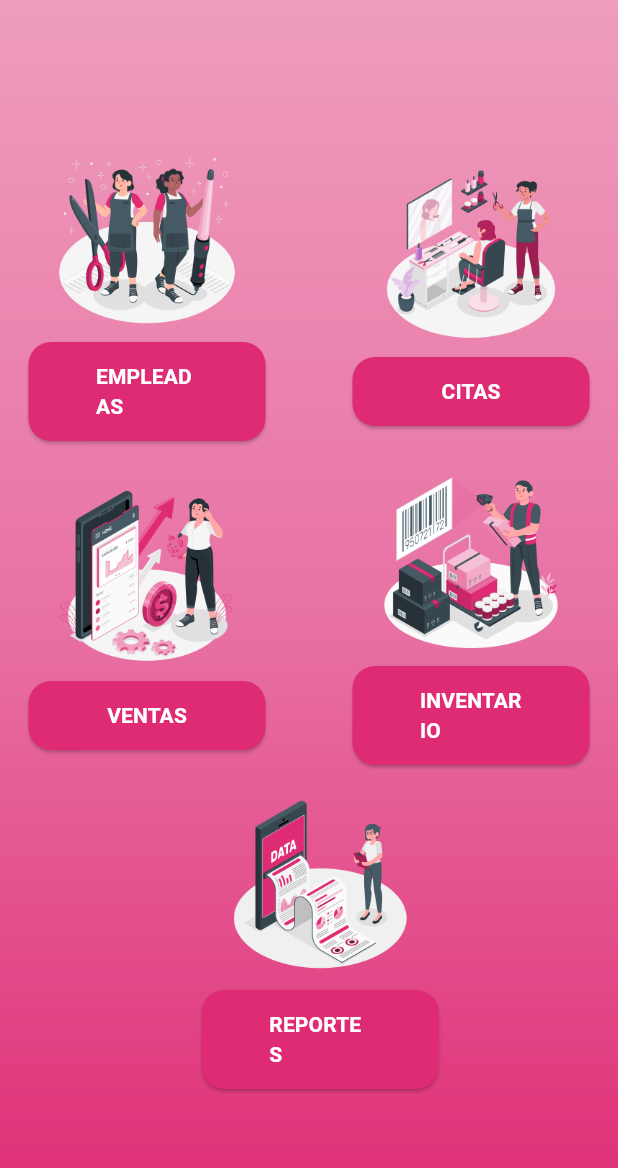
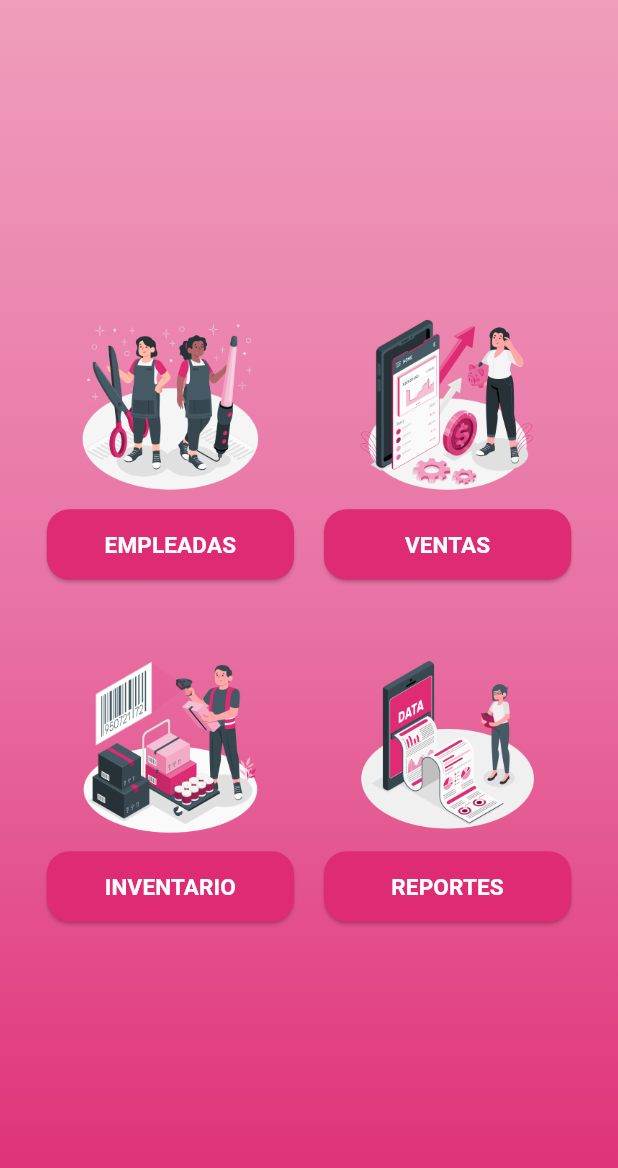
Before and after one commit to NicoDev-29/YsApp-v2, a Flutter app: the screen it shows after launch, after a tap on "Iniciar Sesión", on a phone screen of 412 x 824 dp. Shown: the top 1168 px of the screen. Run offline on Flutter 3.47's test engine with Material 3 defaults, Android fonts, the phone set to English and light mode, and no system bars.

Commit message:
Se corrigió los problemas de visualizacion en login y home

```diff
--- a/lib/main.dart
+++ b/lib/main.dart
@@ -1,6 +1,6 @@
 import 'package:flutter/material.dart';
-//import 'ui/screens/screens.dart';
 import 'ui/screens/login_screen.dart';
+import 'themes/theme.dart';
 
 void main() {
   runApp(const MyApp());
@@ -11,11 +11,13 @@ class MyApp extends StatelessWidget {
 
   @override
   Widget build(BuildContext context) {
-    return const MaterialApp(
+    return MaterialApp(
       debugShowCheckedModeBanner: false,
       title: 'My App',
-      home:  LoginScreen(),
+      theme: AppTheme.lightTheme,
+      darkTheme: AppTheme.darkTheme,
+      themeMode: ThemeMode.light,
+      home: const LoginScreen(),
     );
   }
-
 }
--- /dev/null
+++ b/lib/themes/theme.dart
@@ -0,0 +1,62 @@
+import 'package:flutter/material.dart';
+
+class AppColors {
+  static const Color primary = Color(0xFFDE2B73);
+  static const Color secondary = Color.fromARGB(255, 222, 43, 115);
+  static const Color gradient1 = Color.fromARGB(255, 239, 157, 189);
+  static const Color gradient2 = Color.fromARGB(255, 232, 113, 163);
+  static const Color gradient3 = Color.fromARGB(255, 222, 43, 115);
+  static const Color black = Colors.black;
+  static const Color white = Colors.white;
+}
+
+class AppTheme {
+  static final ThemeData lightTheme = ThemeData(
+    scaffoldBackgroundColor: AppColors.white,
+    primaryColor: AppColors.primary,
+
+    appBarTheme: const AppBarTheme(
+      color: AppColors.primary,
+      iconTheme: IconThemeData(color: AppColors.white),
+      titleTextStyle: TextStyle(color: AppColors.white, fontWeight: FontWeight.bold, fontSize: 20),
+    ),
+
+    textButtonTheme: TextButtonThemeData(
+      style: TextButton.styleFrom(
+        foregroundColor: AppColors.primary,
+      ),
+    ),
+
+    floatingActionButtonTheme: const FloatingActionButtonThemeData(
+      backgroundColor: AppColors.primary,
+    ),
+
+    elevatedButtonTheme: ElevatedButtonThemeData(
+      style: ElevatedButton.styleFrom(
+        backgroundColor: AppColors.primary,
+        shape: const StadiumBorder(),
+        elevation: 1,
+        foregroundColor: AppColors.white,
+      ),
+    ),
+
+    inputDecorationTheme: InputDecorationTheme(
+      filled: true,
+      fillColor: AppColors.white,
+      border: OutlineInputBorder(
+        borderRadius: BorderRadius.circular(25),
+        borderSide: BorderSide.none,
+      ),
+      contentPadding: const EdgeInsets.symmetric(horizontal: 20, vertical: 15),
+    ),
+  );
+
+  static final ThemeData darkTheme = ThemeData.dark().copyWith(
+    scaffoldBackgroundColor: AppColors.black,
+
+    appBarTheme: const AppBarTheme(
+      color: AppColors.secondary,
+      iconTheme: IconThemeData(color: AppColors.white),
+    ),
+  );
+}
--- a/lib/ui/screens/home_screen.dart
+++ b/lib/ui/screens/home_screen.dart
@@ -1,19 +1,94 @@
 import 'package:flutter/material.dart';
+import '../../themes/theme.dart';
 
 class HomeScreen extends StatelessWidget {
-
   const HomeScreen({super.key});
 
   @override
   Widget build(BuildContext context) {
+    // Obtener las dimensiones de la pantalla
+    double screenWidth = MediaQuery.of(context).size.width;
+
     return Scaffold(
-      appBar: AppBar(
-        title: const Text('Home Screen'),
+      body: Container(
+        width: double.infinity,
+        decoration: BoxDecoration(
+          gradient: LinearGradient(
+            begin: Alignment.topCenter,
+            end: Alignment.bottomCenter,
+            colors: [
+              AppColors.gradient1,
+              AppColors.gradient2,
+              AppColors.gradient3,
+            ],
+          ),
         ),
-        body: const Center(
-          child: Text('Welcome to the Home Screen!',
-          style: TextStyle(color: Colors.white)),
+        child: Center(
+          child: Column(
+            mainAxisAlignment: MainAxisAlignment.center,
+            children: [
+              const SizedBox(height: 20),
+              // Fila 1
+              Row(
+                mainAxisAlignment: MainAxisAlignment.center,
+                children: [
+                  _menuItem("assets/item1.png", "EMPLEADAS", screenWidth),
+                  const SizedBox(width: 20),
+                  _menuItem("assets/item3.png", "VENTAS", screenWidth),
+                ],
+              ),
+
+              const SizedBox(height: 50),
+
+              // Fila 2
+              Row(
+                mainAxisAlignment: MainAxisAlignment.center,
+                children: [
+                  _menuItem("assets/item4.png", "INVENTARIO", screenWidth),
+                  const SizedBox(width: 20),
+                  _menuItem("assets/item5.png", "REPORTES", screenWidth),
+                ],
+              ),
+              const SizedBox(height: 20),
+            ],
+          ),
         ),
-      );
+      ),
+    );
   }
 }
+
+// Widget para el menu
+Widget _menuItem(String imagePath, String title, double screenWidth) {
+  double buttonWidth = screenWidth * 0.4;
+
+  return Column(
+    mainAxisSize: MainAxisSize.min,
+    children: [
+      Image.asset(imagePath, width: 120, height: 120),
+      const SizedBox(height: 10),
+      SizedBox(
+        width: buttonWidth,
+        child: ElevatedButton(
+          onPressed: () {},
+          style: ElevatedButton.styleFrom(
+            backgroundColor: AppColors.primary,
+            shape: RoundedRectangleBorder(
+              borderRadius: BorderRadius.circular(15),
+            ),
+            padding: const EdgeInsets.symmetric(horizontal: 20, vertical: 13),
+          ),
+          child: Text(
+            title,
+            textAlign: TextAlign.center,
+            style: const TextStyle(
+              fontSize: 15,
+              color: Colors.white,
+              fontWeight: FontWeight.bold,
+            ),
+          ),
+        ),
+      ),
+    ],
+  );
+}
--- a/lib/ui/screens/login_screen.dart
+++ b/lib/ui/screens/login_screen.dart
@@ -1,127 +1,139 @@
 import 'package:flutter/material.dart';
+import 'package:ysa_app/ui/screens/home_screen.dart';
 import 'menu_screen.dart';
+import '../../themes/theme.dart';
 
-class LoginScreen extends StatelessWidget {
+class LoginScreen extends StatefulWidget {
+  const LoginScreen({super.key});
 
-  const LoginScreen({super.key});
+  @override
+  State<LoginScreen> createState() => _LoginScreenState();
+}
+
+class _LoginScreenState extends State<LoginScreen> {
+  bool _obscurePassword = true;
 
   @override
   Widget build(BuildContext context) {
     return Scaffold(
-      backgroundColor: const Color.fromARGB(255, 222, 43, 115),
-      body: Padding(
+      backgroundColor: AppColors.primary,
+      body: SafeArea(
+        child: SingleChildScrollView(
           padding: const EdgeInsets.symmetric(horizontal: 35),
           child: Column(
-          mainAxisAlignment: MainAxisAlignment.start,
+            crossAxisAlignment: CrossAxisAlignment.center,
             children: [
-            Align(
-              alignment: Alignment.topCenter,
-              child: Padding(
-                padding: const EdgeInsets.only(top: 55),
-                child:
-                Image.asset(
+              const SizedBox(height: 40),
+              Center(
+                child: Image.asset(
                   "assets/logo.png",
                   width: 230,
                   height: 230,
                 ),
               ),
-            ),
+              const SizedBox(height: 30),
 
-            //logo
-            /*const Icon(
-              Icons.account_circle,
-              size: 100,
-              color: Colors.black,
-            ),*/
-
-            /*Image.asset(
-              "assets/logo.png",
-              width: 230,
-              height: 230,
-            ),*/
-
-            const SizedBox(height: 10),
-
-
-            //Correo
+              // Correo
               _buildInputField(label: "CORREO"),
 
               const SizedBox(height: 20),
 
-            //Contraseña
-            _buildInputField(label: "CONTRASEÑA", obscureText: true),
+              // Contraseña
+              _buildPasswordField(),
 
               const SizedBox(height: 10),
 
-            //Olvidaste tu contraseña
+              // ¿Olvidaste tu contraseña?
               Align(
                 alignment: Alignment.centerRight,
                 child: TextButton(
                   onPressed: () {},
                   child: const Text(
                     "¿Olvidaste tu contraseña?",
-                  style: TextStyle(color: Colors.black),
+                    style: TextStyle(color: AppColors.black),
                   ),
                 ),
               ),
 
               const SizedBox(height: 20),
 
-            //Botón Iniciar Sesión
+              // Botón Iniciar Sesión
               ElevatedButton(
+                style: ElevatedButton.styleFrom(
+                  backgroundColor: AppColors.black, // color de fondo
+                  foregroundColor: AppColors.white, // color del texto
+                ),
                 onPressed: () {
-                //Navegar al menú
                   Navigator.push(
-                  context, MaterialPageRoute(builder: (context) => const MenuScreen())
+                    context,
+                    MaterialPageRoute(builder: (context) => const HomeScreen()),
                   );
                 },
-              style: ElevatedButton.styleFrom(
-                backgroundColor: Colors.black,
-                padding: const EdgeInsets.symmetric(
-                  horizontal: 50,
-                  vertical: 15),
-                ),
                 child: const Text(
                   "Iniciar Sesión",
                   style: TextStyle(
-                    color: Colors.white,
                     fontWeight: FontWeight.bold,
                   ),
                 ),
               ),
+
+              const SizedBox(height: 40),
             ],
-        ),),
+          ),
+        ),
+      ),
     );
   }
-}
 
-//Widget para crear los campos de texto
-Widget _buildInputField({required String label, bool obscureText =false}) {
+  Widget _buildInputField({required String label}) {
     return Column(
       crossAxisAlignment: CrossAxisAlignment.start,
       children: [
         Text(
           label,
           style: const TextStyle(
-          color: Colors.black,
-          fontWeight: FontWeight.bold
+            color: AppColors.black,
+            fontWeight: FontWeight.bold,
           ),
         ),
         const SizedBox(height: 5),
         TextField(
-        obscureText: obscureText,
-        //style: const TextStyle(color: Colors.black),
+          keyboardType: TextInputType.emailAddress,
+          decoration: const InputDecoration(),
+        ),
+      ],
+    );
+  }
+
+  Widget _buildPasswordField() {
+    return Column(
+      crossAxisAlignment: CrossAxisAlignment.start,
+      children: [
+        const Text(
+          "CONTRASEÑA",
+          style: TextStyle(
+            color: AppColors.black,
+            fontWeight: FontWeight.bold,
+          ),
+        ),
+        const SizedBox(height: 5),
+        TextField(
+          obscureText: _obscurePassword,
           decoration: InputDecoration(
-          contentPadding: const EdgeInsets.symmetric(horizontal: 20, vertical: 15),
-          filled: true,
-          fillColor: Colors.white,
-          border: OutlineInputBorder(
-            borderRadius: BorderRadius.circular(25),
-            borderSide: BorderSide.none,
+            suffixIcon: IconButton(
+              icon: Icon(
+                _obscurePassword ? Icons.visibility_off : Icons.visibility,
+                color: Colors.grey,
+              ),
+              onPressed: () {
+                setState(() {
+                  _obscurePassword = !_obscurePassword;
+                });
+              },
             ),
           ),
         ),
       ],
-
     );
   }
+}
--- a/lib/ui/screens/menu_screen.dart
+++ b/lib/ui/screens/menu_screen.dart
@@ -4,97 +4,16 @@ class MenuScreen extends StatelessWidget {
 
   const MenuScreen({super.key});
 
-  @override
+ @override
   Widget build(BuildContext context) {
     return Scaffold(
-      body: Container(
-        width: double.infinity,
-        decoration: const BoxDecoration(
-          gradient: LinearGradient(
-            begin: Alignment.topCenter,
-            end: Alignment.bottomCenter,
-            colors: [
-              Color.fromARGB(255, 239, 157, 189),
-              Color.fromARGB(255, 232, 113, 163),
-              Color.fromARGB(255, 222, 43, 115),
-            ],
-          ),
+      appBar: AppBar(
+        title: const Text('Home Screen'),
         ),
-        child: Center(
-          child: Column(
-            mainAxisAlignment: MainAxisAlignment.center,
-            children: [
-              const SizedBox(height: 20),
-              //Fila 1
-              Row(
-                mainAxisAlignment: MainAxisAlignment.spaceEvenly,
-                children: [
-                  _menuItem("assets/item1.png", "EMPLEADAS"),
-                  const SizedBox(width: 20),
-                  _menuItem("assets/item2.png", "CITAS")
-                ],
-              ),
-
-              const SizedBox(height: 20),
-
-              //Fila 2
-              Row(
-                mainAxisAlignment: MainAxisAlignment.spaceEvenly,
-                children: [
-                  _menuItem("assets/item3.png", "VENTAS"),
-                  const SizedBox(width: 20),
-                  _menuItem("assets/item4.png", "INVENTARIO")
-                ],
-              ),
-
-              const SizedBox(height: 20),
-
-              //Fila 3
-              Row(
-                mainAxisAlignment: MainAxisAlignment.center,
-                children: [
-                  const SizedBox(width: 15),
-                  _menuItem("assets/item5.png", "REPORTES"),
-                ],
-              ),
-
-              const SizedBox(height: 20),
-            ],
-          ),
+        body: const Center(
+          child: Text('Welcome to the Home Screen!',
+          style: TextStyle(color: Colors.white)),
         ),
-      ),
-    );
+      );
   }
 }
-
-//Widget para el menu
-Widget _menuItem(String imagePath, String title) {
-  return Column(
-    children: [
-      Image.asset(imagePath, width:120, height: 120),
-      const SizedBox(height: 10),
-      SizedBox(
-        width: 158,
-        child: ElevatedButton(
-        onPressed: () {},
-        style: ElevatedButton.styleFrom(
-          backgroundColor: const Color.fromARGB(255, 222, 43, 115),
-          shape: RoundedRectangleBorder(
-            borderRadius: BorderRadius.circular(15),
-          ),
-          padding: const EdgeInsets.symmetric(horizontal: 45, vertical: 13),
-        ),
-        child: Text(
-          title,
-          style: const TextStyle(
-            //fontSize: 20,
-            color: Colors.white,
-            fontWeight: FontWeight.bold,
-          ),
-        ),
-
-      ),
-      )
-    ],
-  );
-}
```
Also changed, not shown: pubspec.lock, 125 other files. Lines whose indentation alone changed are shown as unchanged.
